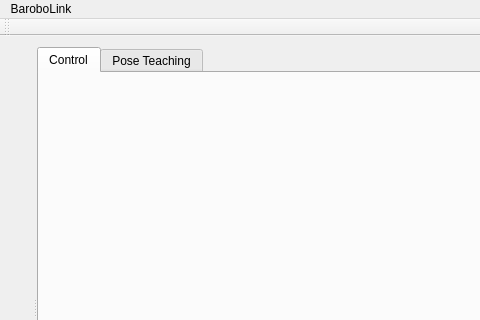
This is mainwindow.ui in harrishancock/QtBaroboLink as Qt 5 draws it before an edit; both pictures show x 0 to 480 and y 0 to 320 of the 800 by 600 pixel window. The edited form follows.
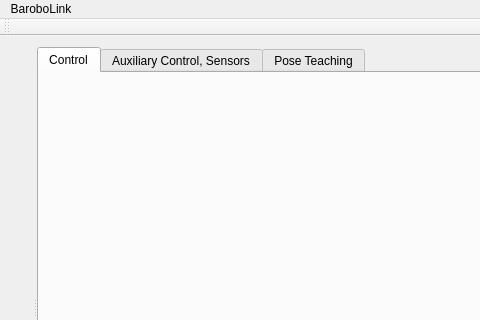
This is the edited form. The open tabs and pages were chosen to show the change.

Commit message: Adding auxiliary control panel

What changed in the file:
```diff
--- a/mainwindow.ui
+++ b/mainwindow.ui
@@ -44,6 +44,11 @@
          <string>Control</string>
         </attribute>
        </widget>
+       <widget class="QWidget" name="tab_aux">
+        <attribute name="title">
+         <string>Auxiliary Control, Sensors</string>
+        </attribute>
+       </widget>
        <widget class="QWidget" name="tab_poseTeaching">
         <attribute name="title">
          <string>Pose Teaching</string>
```
Left out of the diff: 2 changed lines with no effect on the pictures. The commit also changes 3 other files.
